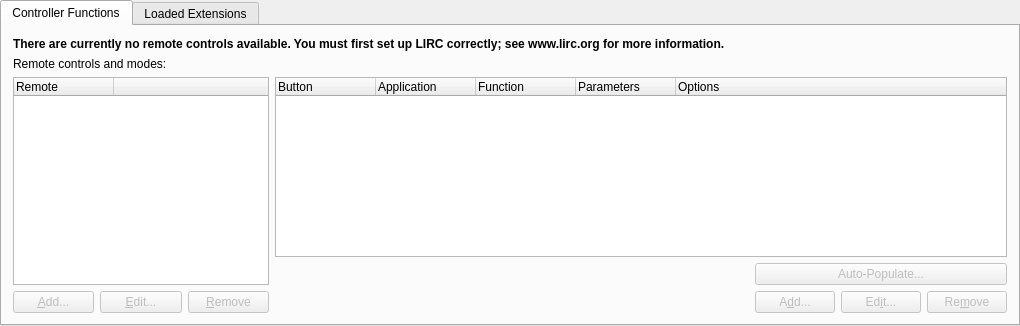
The window that kcmlirc/kcmlircbase.ui (KDE/kremotecontrol) describes before a commit, drawn with Qt 5.
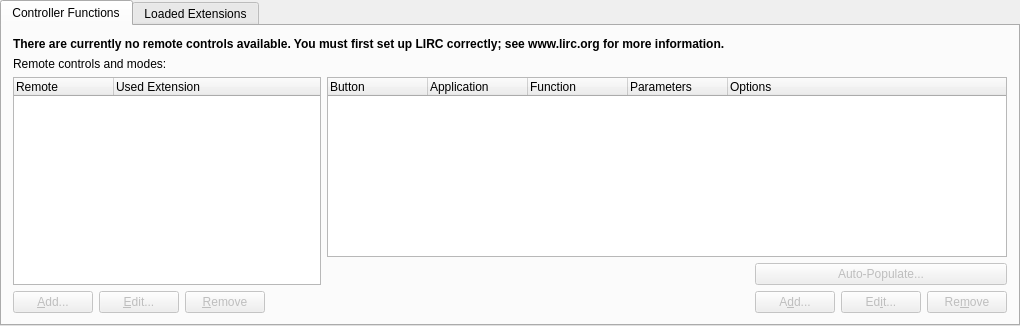
The same window after the commit. Custom widgets are drawn as their Qt base class.

Commit message: changed kcmlirc: * default mode highligted as bold * used extension is displayed * replaced tree icons in qtreewidget TODO: Finetune layout in kcmlircbase

The edit to the form file:
```diff
--- a/kcmlirc/kcmlircbase.ui
+++ b/kcmlirc/kcmlircbase.ui
@@ -76,7 +76,7 @@
            </property>
           </widget>
          </item>
-         <item row="1" column="0" colspan="3" >
+         <item row="1" column="0" colspan="4" >
           <widget class="QTreeWidget" name="theModes" >
            <property name="maximumSize" >
             <size>
@@ -94,7 +94,7 @@
            </column>
            <column>
             <property name="text" >
-             <string> </string>
+             <string>Used Extension</string>
             </property>
            </column>
           </widget>
@@ -147,6 +147,22 @@
            </property>
           </widget>
          </item>
+         <item row="2" column="3" >
+          <spacer name="horizontalSpacer_2" >
+           <property name="orientation" >
+            <enum>Qt::Horizontal</enum>
+           </property>
+           <property name="sizeType" >
+            <enum>QSizePolicy::Preferred</enum>
+           </property>
+           <property name="sizeHint" stdset="0" >
+            <size>
+             <width>50</width>
+             <height>20</height>
+            </size>
+           </property>
+          </spacer>
+         </item>
         </layout>
        </item>
        <item row="1" column="1" >
```
Left out of the diff: 3 changed lines with no effect on the pictures. The commit also changes 1 other file.
